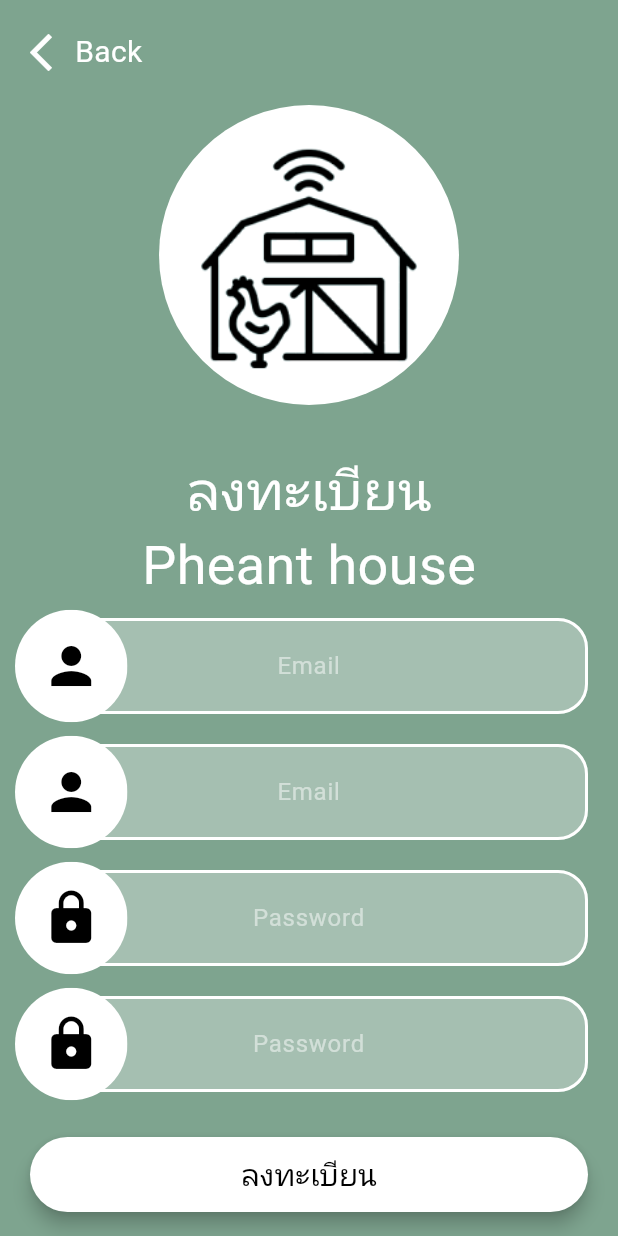
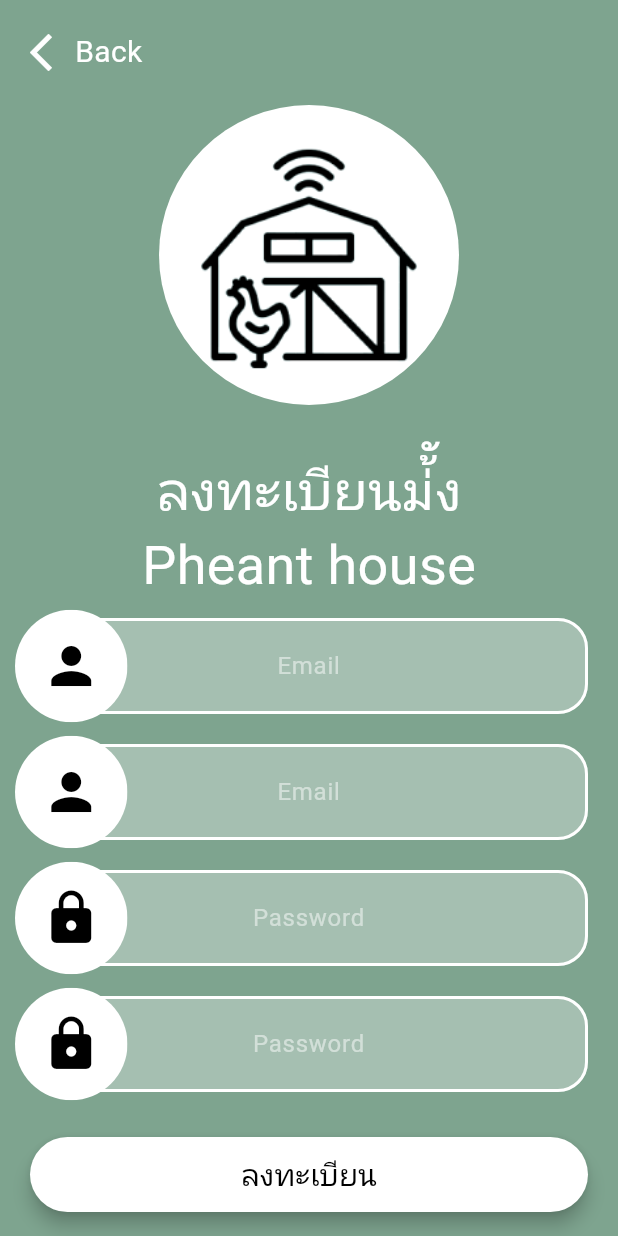
Before and after one commit to sathitkul12/project, a Flutter app: the RegisterScreen screen opened directly, on a phone screen of 412 x 824 dp. Run offline on Flutter 3.47's test engine with Material 3 defaults, Android fonts, the phone set to English and light mode, and no system bars; our stand-ins replace fl_chart, google_fonts, numberpicker; missing offline and left inert: mqtt_client; Roboto replaces fonts that are missing (Prompt).

Commit message:
commit ลงทะเบียนมั้ง

```diff
--- a/pheasant_house-master/lib/screen/registerscreen/register.dart
+++ b/pheasant_house-master/lib/screen/registerscreen/register.dart
@@ -51,7 +51,7 @@ class RegisterScreen extends StatelessWidget {
                     child: Image.asset('lib/images/pheasant_house1.png'),
                   ),
                 ),
-                buildText('ลงทะเบียน'),
+                buildText('ลงทะเบียนม่้ัง'),
                 buildText('Pheant house'),
                 buildTextFormField('Email', Icons.person),
                 buildTextFormField('Email', Icons.person),
```
